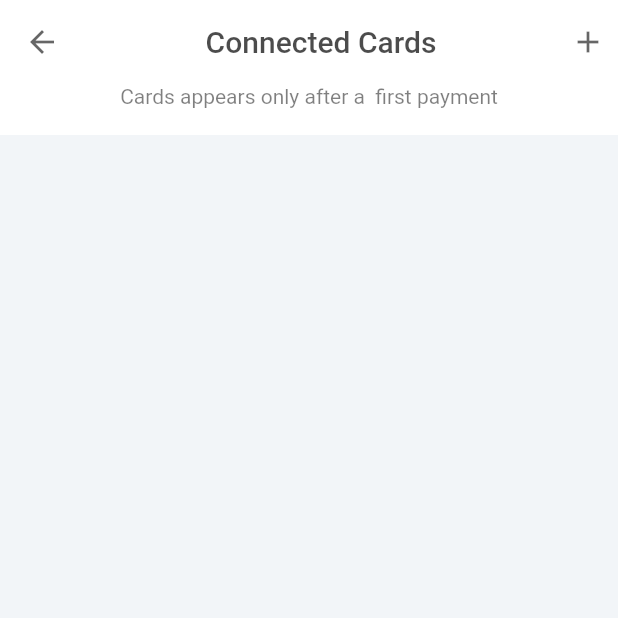
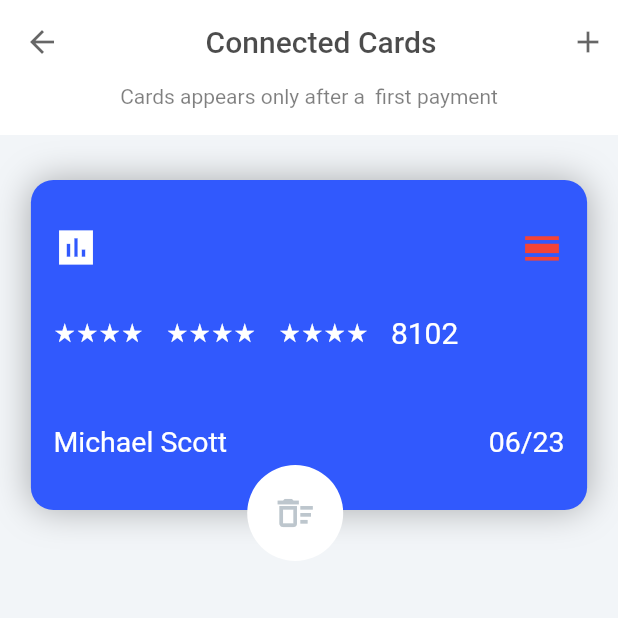
Before and after one commit to adebayoAdesina/Flutter_Crypto_Exchange_App, a Flutter app: the MobileConnectedCards screen opened directly, on a phone screen of 412 x 824 dp, the top half of it. Run offline on Flutter 3.47's test engine with Material 2 defaults, Android fonts, the phone set to English and light mode, and no system bars; our stand-ins replace rounded_loading_button; missing offline and left inert: dart:html.

Commit message:
connected card page fixed.

```diff
--- a/lib/Screens/mobile.dart
+++ b/lib/Screens/mobile.dart
@@ -17,8 +17,7 @@ class _MobileState extends State<Mobile> {
 List<Widget> pageView = const [
   MobileHome(),
   MobileHistory(),
-  MobileAddCard(),
-  // MobileProfile()
+  MobileProfile()
 ];
 
   int currentState = 0;
--- a/lib/Views/MobileViews/mobile_add_card.dart
+++ b/lib/Views/MobileViews/mobile_add_card.dart
@@ -23,14 +23,10 @@ class _MobileAddCardState extends State<MobileAddCard> {
       const Duration(seconds: 3),
       () {
         _btncontroller.success();
-        Timer(const Duration(seconds: 1), () async
+        Timer(const Duration(seconds: 1), ()
         {
-          await Navigator.push(
-            context, MaterialPageRoute(
-              builder: (_) =>
-                const MobileConnectedCards()
-            )
-          );
+          Navigator.pop(context);
+
           _btncontroller.reset();
         });
       }
@@ -63,7 +59,7 @@ class _MobileAddCardState extends State<MobileAddCard> {
                       children: [
                         IconButton(
                           onPressed: (){
-                            Navigator.push(context, MaterialPageRoute(builder: (_) => const Mobile()));
+                            Navigator.pop(context);
                           },
                           icon: const Icon(
                             Icons.arrow_back_rounded,
--- a/lib/Views/MobileViews/mobile_connected_cards.dart
+++ b/lib/Views/MobileViews/mobile_connected_cards.dart
@@ -1,4 +1,6 @@
 import 'package:crypto_exchange/Colors/colors.dart';
+import 'package:crypto_exchange/Views/MobileViews/mobile_add_card.dart';
+import 'package:crypto_exchange/Widget/connected_cards_widget.dart';
 import 'package:flutter/material.dart';
 
 class MobileConnectedCards extends StatefulWidget {
@@ -39,11 +41,16 @@ class _MobileConnectedCardsState extends State<MobileConnectedCards> {
           ],
         ),
         actions: [
-          Padding(
-            padding: const EdgeInsets.all(8.0),
-            child: Icon(
-              Icons.add,
-              color: Colors.black.withOpacity(0.6),
+          InkWell(
+            onTap: (() {
+              Navigator.push(context, MaterialPageRoute(builder: (_) => const MobileAddCard()));
+            }),
+            child: Padding(
+              padding: const EdgeInsets.all(8.0),
+              child: Icon(
+                Icons.add,
+                color: Colors.black.withOpacity(0.6),
+              ),
             ),
           ),
         ],
@@ -67,7 +74,8 @@ class _MobileConnectedCardsState extends State<MobileConnectedCards> {
                     textAlign: TextAlign.center,
                   ),
                 ),
-              )
+              ),
+              const ConnectedCardWidget()
             ],
           )
         ),
--- a/lib/Views/MobileViews/mobile_home.dart
+++ b/lib/Views/MobileViews/mobile_home.dart
@@ -1,6 +1,6 @@
 
 
-import 'package:crypto_exchange/Views/MobileViews/mobile_add_card.dart';
+import 'package:crypto_exchange/Views/MobileViews/mobile_connected_cards.dart';
 import 'package:flutter/material.dart';
 
 import '../../Colors/colors.dart';
@@ -179,7 +179,7 @@ class _MobileHomeState extends State<MobileHome> {
                         onTap: (() {
                           Navigator.push(
                             context, MaterialPageRoute(
-                              builder: (_) => const MobileAddCard())
+                              builder: (_) => const MobileConnectedCards())
                           );
                         }),
                         child: Column(
@@ -276,11 +276,13 @@ class _MobileHomeState extends State<MobileHome> {
               ),
             ),
 
+             _isWallets == true ? Column(
+               children: [
                  Padding(
                   padding: const EdgeInsets.only(
                     top: 2
                   ),
-              child: ListTile(
+                  child:ListTile(
                     contentPadding: const EdgeInsets.symmetric(
                       vertical: 20,
                       horizontal: 10
@@ -361,7 +363,9 @@ class _MobileHomeState extends State<MobileHome> {
                       ),
                     ),
                   ),
-            )
+                ),
+               ],
+             ) : Column(),
           ],
         ),
       ),
--- /dev/null
+++ b/lib/Widget/connected_cards_widget.dart
@@ -0,0 +1,199 @@
+import 'package:crypto_exchange/Colors/colors.dart';
+import 'package:flutter/material.dart';
+
+class ConnectedCardWidget extends StatefulWidget {
+  const ConnectedCardWidget({ Key? key }) : super(key: key);
+
+  @override
+  State<ConnectedCardWidget> createState() => _ConnectedCardWidgetState();
+}
+
+class _ConnectedCardWidgetState extends State<ConnectedCardWidget> {
+  @override
+  Widget build(BuildContext context) {
+    var size = MediaQuery.of(context).size;
+    return Padding(
+      padding: const EdgeInsets.only(
+        top: 30
+      ),
+      child: Row(
+        mainAxisAlignment: MainAxisAlignment.center,
+        children: [
+          Stack(
+            clipBehavior: Clip.none,
+            children: [
+              Container(
+                width: size.width*0.9,
+                height: 220,
+                decoration: BoxDecoration(
+                  color: mainColor,
+                  borderRadius: BorderRadius.circular(15),
+                  boxShadow: [
+                    BoxShadow(
+                      color: Colors.black.withOpacity(0.3),
+                      blurRadius:  20,
+                      // offset: Offset(3,7)
+                    )
+                  ]
+                ),
+                child: Padding(
+                  padding: const EdgeInsets.only(
+                    top: 30,
+                    left: 15,
+                    right: 15
+                  ),
+                  child: Column(
+                    children: [
+                      Row(
+                        mainAxisAlignment: MainAxisAlignment.spaceBetween,
+                        children: const [
+                          Icon(
+                            Icons.assessment_sharp,
+                            color: whiteColor,
+                            size: 30,
+                          ),
+                          Icon(
+                            Icons.calendar_view_day,
+                            color: Colors.red,
+                            size: 30,
+                          )
+                        ],
+                      ),
+                      Padding(
+                        padding: const EdgeInsets.symmetric(
+                          vertical: 30
+                        ),
+                        child: Row(
+                          children: const [
+                            Icon(
+                              Icons.star_rate,
+                              color: whiteColor,
+                              size: 15,
+                            ),
+                            Icon(
+                              Icons.star_rate,
+                              color: whiteColor,
+                              size: 15,
+                            ),
+                            Icon(
+                              Icons.star_rate,
+                              color: whiteColor,
+                              size: 15,
+                            ),
+                            Icon(
+                              Icons.star_rate,
+                              color: whiteColor,
+                              size: 15,
+                            ),
+                            SizedBox(
+                              width: 15,
+                            ),
+                            Icon(
+                              Icons.star_rate,
+                              color: whiteColor,
+                              size: 15,
+                            ),
+                            Icon(
+                              Icons.star_rate,
+                              color: whiteColor,
+                              size: 15,
+                            ),
+                            Icon(
+                              Icons.star_rate,
+                              color: whiteColor,
+                              size: 15,
+                            ),
+                            Icon(
+                              Icons.star_rate,
+                              color: whiteColor,
+                              size: 15,
+                            ),
+                            SizedBox(
+                              width: 15,
+                            ),
+                            Icon(
+                              Icons.star_rate,
+                              color: whiteColor,
+                              size: 15,
+                            ),
+                            Icon(
+                              Icons.star_rate,
+                              color: whiteColor,
+                              size: 15,
+                            ),
+                            Icon(
+                              Icons.star_rate,
+                              color: whiteColor,
+                              size: 15,
+                            ),
+                            Icon(
+                              Icons.star_rate,
+                              color: whiteColor,
+                              size: 15,
+                            ),
+                            SizedBox(
+                              width: 15,
+                            ),
+                            Text(
+                              '8102',
+                              style: TextStyle(
+                                color: whiteColor,
+                                fontSize: 20
+                              ),
+                            )
+                          ],
+                        ),
+                      ),
+                      Padding(
+                        padding: const EdgeInsets.only(
+                          top: 20
+                        ),
+                        child: Row(
+                          mainAxisAlignment: MainAxisAlignment.spaceBetween,
+                          children: const [
+                            Text(
+                              'Michael Scott',
+                              style: TextStyle(
+                                  color: whiteColor,
+                                  fontSize: 19
+                                ),
+                            ),
+                            Text(
+                              '06/23',
+                              style: TextStyle(
+                                  color: whiteColor,
+                                  fontSize: 19
+                                ),
+                            ),
+                          ],
+                        ),
+                      )
+                    ],
+                  ),
+                ),
+              ),
+              Positioned(
+                left: size.width*0.35,
+                top: 190,
+                child: Container(
+                  decoration: BoxDecoration(
+                    color: whiteColor,
+                    borderRadius: BorderRadius.circular(50)
+                  ),
+                  child: const Padding(
+                    padding: const EdgeInsets.all(18.0),
+                    child: Icon(
+                      Icons.delete_sweep_outlined,
+                      color: greyColor,
+                      size: 28,
+                    ),
+                  ),
+                ),
+              )
+            ]
+          ),
+        ],
+      ),
+    );
+  }
+}
```
Lines whose indentation alone changed are shown as unchanged.
